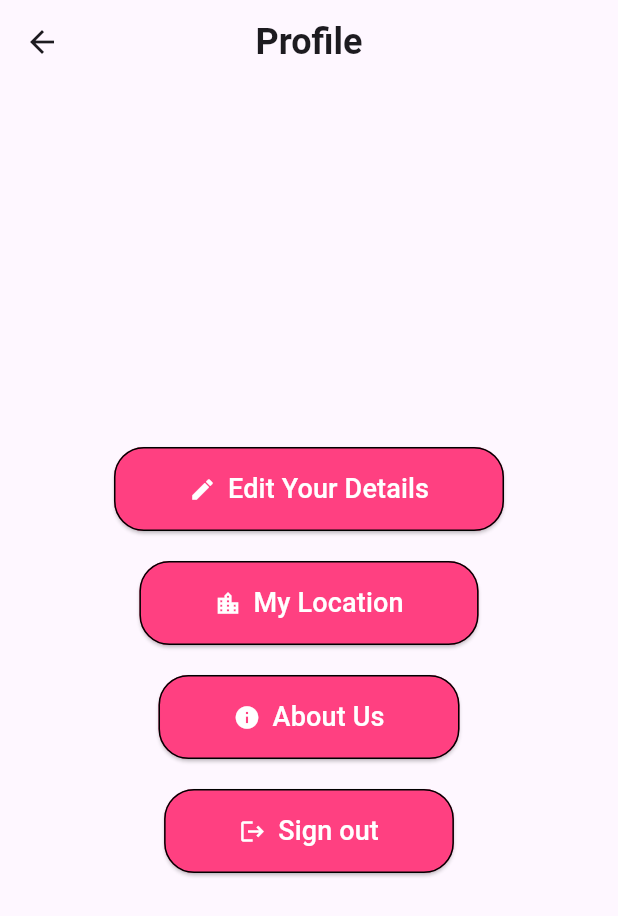
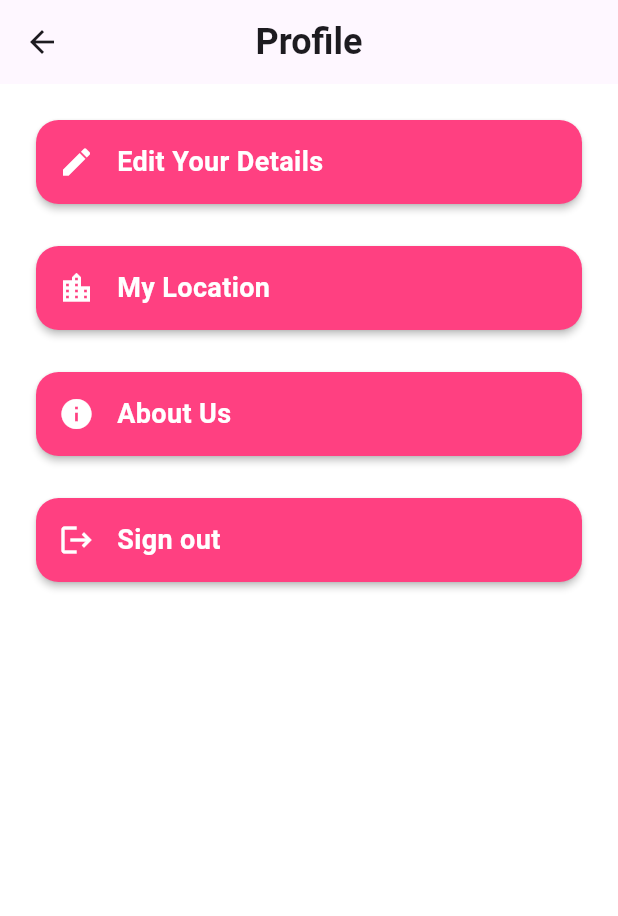
Before and after one commit to WHP-Fernando/safe_queen, a Flutter app: the screen it shows once a user with an empty profile is signed in, item 4 of the bottom bar chosen, on a phone screen of 412 x 824 dp. Shown: the top 916 px of the screen. Run offline on Flutter 3.47's test engine with Material 3 defaults, Android fonts, the phone set to English and light mode, and no system bars; our stand-ins replace cloud_firestore, firebase_auth, firebase_core, firebase_database, firebase_storage, geolocator and 4 more; missing offline and left inert: flutter_phone_direct_caller; accounts and stored records are empty.

```diff
--- a/safe_queen/lib/screens/chatbot/chat_bot.dart
+++ b/safe_queen/lib/screens/chatbot/chat_bot.dart
@@ -66,7 +66,10 @@ class _ChatScreenState extends State<ChatScreen> {
             Navigator.pop(context); // Navigate back to the home page
           },
         ),
-        title: Text('Chat'), // Add your title here
+        title: Text('AI Chat Bot',
+        textAlign: TextAlign.center,
+          style: TextStyle(fontWeight: FontWeight.bold),
+          ), // Add your title here
       ),
       body: Container(
         decoration: BoxDecoration(
--- a/safe_queen/lib/screens/profiles/profile.dart
+++ b/safe_queen/lib/screens/profiles/profile.dart
@@ -5,7 +5,7 @@ import 'package:safe_queen/screens/profiles/edit_profile.dart';
 import 'package:safe_queen/services/auth.dart';
 
 class Profile extends StatelessWidget {
-  // Create an object from AuthService
+  // Create object AuthService for sign out
   final AuthServices _auth = AuthServices();
 
   @override
@@ -21,13 +21,16 @@ class Profile extends StatelessWidget {
         ),
         centerTitle: true,
       ),
-      body: Center(
+      body: Container(
+        color: Colors.white, // background color
+        padding: EdgeInsets.all(20),
         child: Column(
-          mainAxisAlignment: MainAxisAlignment.center,
+          crossAxisAlignment: CrossAxisAlignment.stretch,
           children: [
-            ProfileButton(
+            ProfileCard(
+              title: 'Edit Your Details',
               icon: Icons.edit,
-              text: 'Edit Your Details',
+              textColor: Colors.white, // text color
               onPressed: () {
                 Navigator.push(
                   context,
@@ -36,9 +39,9 @@ class Profile extends StatelessWidget {
               },
             ),
             SizedBox(height: 20),
-            ProfileButton(
+            ProfileCard(
+              title: 'My Location',
               icon: Icons.location_city,
-              text: 'My Location',
               onPressed: () {
                 Navigator.push(
                   context,
@@ -47,9 +50,9 @@ class Profile extends StatelessWidget {
               },
             ),
             SizedBox(height: 20),
-            ProfileButton(
+            ProfileCard(
+              title: 'About Us',
               icon: Icons.info,
-              text: 'About Us',
               onPressed: () {
                 Navigator.push(
                   context,
@@ -58,9 +61,9 @@ class Profile extends StatelessWidget {
               },
             ),
             SizedBox(height: 20),
-            ProfileButton(
+            ProfileCard(
+              title: 'Sign out',
               icon: Icons.logout,
-              text: 'Sign out',
               onPressed: () async {
                 await _auth.signOut();
                 Navigator.pop(context);
@@ -73,33 +76,52 @@ class Profile extends StatelessWidget {
   }
 }
 
-class ProfileButton extends StatelessWidget {
+class ProfileCard extends StatelessWidget {
   final IconData icon;
-  final String text;
+  final String title;
+  final Color textColor;
+  final Color backgroundColor;
   final VoidCallback onPressed;
 
-  const ProfileButton({
+  const ProfileCard({
     Key? key,
     required this.icon,
-    required this.text,
+    required this.title,
+    this.textColor = Colors.white,  //default text color
+    this.backgroundColor = Colors.pinkAccent,  // default card color
     required this.onPressed,
   }) : super(key: key);
 
   @override
   Widget build(BuildContext context) {
-    return ElevatedButton.icon(
-      onPressed: onPressed,
-      icon: Icon(icon),
-      label: Text(
-        text,
-        style: TextStyle(fontSize: 18),
+    return Card(
+      elevation: 2,
+      shape: RoundedRectangleBorder(
+        borderRadius: BorderRadius.circular(15),
       ),
-      style: ElevatedButton.styleFrom(
-        foregroundColor: Colors.white, backgroundColor: Colors.pinkAccent,
-        padding: EdgeInsets.symmetric(vertical: 15, horizontal: 50),
-        shape: RoundedRectangleBorder(
-          borderRadius: BorderRadius.circular(20),
-          side: BorderSide(color: Colors.black),
+      color: backgroundColor,
+      child: InkWell(
+        onTap: onPressed,
+        borderRadius: BorderRadius.circular(15),
+        child: Padding(
+          padding: const EdgeInsets.all(15),
+          child: Row(
+            children: [
+              Icon(
+                icon,
+                color: Colors.white, // icon color
+              ),
+              SizedBox(width: 15),
+              Text(
+                title,
+                style: TextStyle(
+                  fontSize: 18,
+                  color: textColor,
+                  fontWeight: FontWeight.bold, // bold font w
+                ),
+              ),
+            ],
+          ),
         ),
       ),
     );
```
Also changed, not shown: safe_queen/lib/screens/home/Community_chat.dart (+35 -3 lines), 2 other files.
